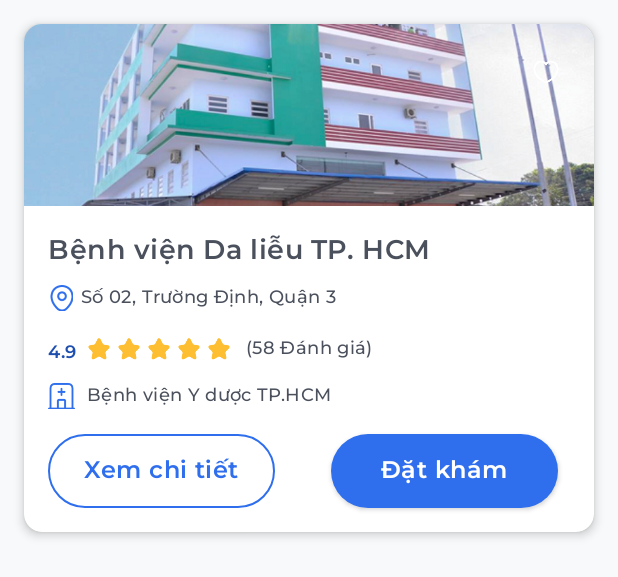
After one commit to hongcer11/MedGo, an Android app: the layout bv_item.xml on its own in the app's theme, with its tools: preview values and no code run, on a phone screen of 412 x 824 dp. The commit adds this screen. Shown: the top 577 px of the screen. Run offline under Robolectric (Android 15) with nearby library versions, the phone set to English and light mode, and no system bars.

Commit message:
thêm card bv và bv detail

```diff
--- a/app/src/main/AndroidManifest.xml
+++ b/app/src/main/AndroidManifest.xml
@@ -12,6 +12,9 @@
         android:supportsRtl="true"
         android:theme="@style/Theme.MedGo"
         tools:targetApi="31">
+        <activity
+            android:name="com.group4.ui.SearchActivity.BVDetailActivity"
+            android:exported="false" />
         <activity
             android:name="com.group4.ui.SearchActivity.SearchActivity"
             android:exported="false" />
--- /dev/null
+++ b/app/src/main/res/drawable/rounded_blue_day_bg.xml
@@ -0,0 +1,6 @@
+<?xml version="1.0" encoding="utf-8"?>
+<shape xmlns:android="http://schemas.android.com/apk/res/android">
+    <solid android:color="#2F6FED" />
+
+    <corners android:radius="8dp" />
+</shape>
--- /dev/null
+++ b/app/src/main/res/layout/bv_item.xml
@@ -0,0 +1,193 @@
+<?xml version="1.0" encoding="utf-8"?>
+<androidx.constraintlayout.widget.ConstraintLayout xmlns:android="http://schemas.android.com/apk/res/android"
+    xmlns:app="http://schemas.android.com/apk/res-auto"
+    xmlns:tools="http://schemas.android.com/tools"
+    android:layout_width="match_parent"
+    android:layout_height="match_parent"
+    android:background="#F8F9FA">
+    <androidx.cardview.widget.CardView
+        android:id="@+id/hospitalCard"
+        android:layout_width="match_parent"
+        android:layout_height="wrap_content"
+        android:layout_marginStart="16dp"
+        android:layout_marginTop="16dp"
+        android:layout_marginEnd="16dp"
+        app:cardCornerRadius="12dp"
+        app:cardElevation="4dp"
+        app:layout_constraintEnd_toEndOf="parent"
+        app:layout_constraintStart_toStartOf="parent"
+        app:layout_constraintTop_toTopOf="parent">
+
+        <androidx.constraintlayout.widget.ConstraintLayout
+            android:layout_width="match_parent"
+            android:layout_height="wrap_content">
+
+            <ImageView
+                android:id="@+id/hospitalImage"
+                android:layout_width="match_parent"
+                android:layout_height="121dp"
+                android:scaleType="centerCrop"
+                android:src="@drawable/hospital_placeholder" app:layout_constraintEnd_toEndOf="parent"
+                app:layout_constraintStart_toStartOf="parent"
+                app:layout_constraintTop_toTopOf="parent"
+                android:contentDescription="Hình ảnh bệnh viện" />
+
+            <ImageView
+                android:id="@+id/favoriteIcon"
+                android:layout_width="32dp"
+                android:layout_height="32dp"
+                android:layout_marginTop="16dp"
+                android:layout_marginEnd="16dp"
+                android:padding="6dp"
+                android:src="@drawable/heart_icon_selector"
+                app:layout_constraintEnd_toEndOf="@+id/hospitalImage"
+                app:layout_constraintTop_toTopOf="@+id/hospitalImage"
+                android:contentDescription="Thêm vào yêu thích" />
+
+            <TextView
+                android:id="@+id/hospitalName"
+                android:layout_width="0dp"
+                android:layout_height="wrap_content"
+                android:layout_marginStart="16dp"
+                android:layout_marginTop="16dp"
+                android:layout_marginEnd="16dp"
+                android:text="Bệnh viện Da liễu TP. HCM"
+                android:textColor="@color/black_secondary"
+                style="@style/TextHeading4"
+                app:layout_constraintEnd_toEndOf="parent"
+                app:layout_constraintStart_toStartOf="parent"
+                app:layout_constraintTop_toBottomOf="@+id/hospitalImage" />
+
+            <ImageView
+                android:id="@+id/locationIcon"
+                android:layout_width="18dp"
+                android:layout_height="18dp"
+                android:layout_marginStart="16dp"
+                android:layout_marginTop="8dp"
+                android:src="@drawable/location" app:layout_constraintStart_toStartOf="parent"
+                app:layout_constraintTop_toBottomOf="@+id/hospitalName"
+                android:contentDescription="Biểu tượng địa chỉ" />
+
+            <TextView
+                android:textColor="@color/black_secondary"
+                style="@style/TextBody3_500"
+                android:id="@+id/hospitalAddress"
+                android:layout_width="0dp"
+                android:layout_height="wrap_content"
+                android:layout_marginStart="4dp"
+                android:layout_marginEnd="16dp"
+                android:text="Số 02, Trường Định, Quận 3"
+                app:layout_constraintBottom_toBottomOf="@+id/locationIcon"
+                app:layout_constraintEnd_toEndOf="parent"
+                app:layout_constraintStart_toEndOf="@+id/locationIcon"
+                app:layout_constraintTop_toTopOf="@+id/locationIcon" />
+
+            <TextView
+                android:paddingTop="2dp"
+                android:id="@+id/ratingValue"
+                android:layout_width="20dp"
+                android:layout_height="17dp"
+                android:layout_marginStart="16dp"
+                android:layout_marginTop="16dp"
+                android:text="4.9"
+                android:textColor="@color/primary_900"
+                style="@style/TextBody3_600"
+                app:layout_constraintStart_toStartOf="parent"
+                app:layout_constraintTop_toBottomOf="@+id/hospitalAddress" />
+
+            <LinearLayout
+                android:id="@+id/starRatingLayout"
+                android:layout_width="wrap_content"
+                android:layout_height="wrap_content"
+                android:layout_marginStart="4dp"
+                android:orientation="horizontal"
+                app:layout_constraintBottom_toBottomOf="@+id/ratingValue"
+                app:layout_constraintStart_toEndOf="@+id/ratingValue"
+                app:layout_constraintTop_toTopOf="@+id/ratingValue">
+
+                <ImageView style="@style/RatingStar" android:src="@drawable/star" />
+                <ImageView style="@style/RatingStar" android:src="@drawable/star" />
+                <ImageView style="@style/RatingStar" android:src="@drawable/star" />
+                <ImageView style="@style/RatingStar" android:src="@drawable/star" />
+                <ImageView style="@style/RatingStar" android:src="@drawable/star" /> </LinearLayout>
+
+            <TextView
+                android:id="@+id/reviewCount"
+                android:layout_width="0dp"
+                android:textColor="@color/black_secondary"
+                style="@style/TextBody3_500"
+                android:layout_height="wrap_content"
+                android:layout_marginStart="8dp"
+                android:layout_marginEnd="16dp"
+                android:text="(58 Đánh giá)"
+                app:layout_constraintBottom_toBottomOf="@+id/starRatingLayout"
+                app:layout_constraintEnd_toEndOf="parent"
+                app:layout_constraintStart_toEndOf="@+id/starRatingLayout"
+                app:layout_constraintTop_toTopOf="@+id/starRatingLayout" />
+
+            <ImageView
+                android:id="@+id/hospitalIcon"
+                android:layout_width="18dp"
+                android:layout_height="18dp"
+                android:layout_marginStart="16dp"
+                android:layout_marginTop="13dp"
+                android:src="@drawable/icon_hospital"
+                app:layout_constraintStart_toStartOf="parent"
+                app:layout_constraintTop_toBottomOf="@+id/ratingValue" />
+
+            <TextView
+                android:id="@+id/typeCSYT"
+                android:layout_width="0dp"
+                style="@style/TextBody3_500"
+                android:layout_height="wrap_content"
+                android:layout_marginStart="8dp"
+                android:layout_marginEnd="16dp"
+                android:text="Bệnh viện Y dược TP.HCM"
+                android:textColor="@color/black_secondary"
+                app:layout_constraintBottom_toBottomOf="@+id/hospitalIcon"
+                app:layout_constraintEnd_toEndOf="parent"
+                app:layout_constraintHorizontal_bias="1.0"
+                app:layout_constraintStart_toEndOf="@+id/hospitalIcon"
+                app:layout_constraintTop_toTopOf="@+id/hospitalIcon"
+                app:layout_constraintVertical_bias="0.0" />
+
+
+            <androidx.appcompat.widget.AppCompatButton
+                android:id="@+id/btnBookAppointment"
+                style="@style/TextBody1_600"
+                android:layout_width="151dp"
+                android:layout_height="wrap_content"
+                android:layout_marginTop="16dp"
+                android:layout_marginEnd="24dp"
+                android:layout_marginBottom="16dp"
+                android:background="@drawable/btn_solid_blue"
+                android:paddingVertical="12dp"
+
+                android:text="Đặt khám"
+                android:textAllCaps="false"
+                android:textColor="@color/white_primary"
+                app:layout_constraintBottom_toBottomOf="parent"
+                app:layout_constraintEnd_toEndOf="parent"
+                app:layout_constraintTop_toBottomOf="@+id/typeCSYT" />
+
+            <androidx.appcompat.widget.AppCompatButton
+                android:id="@+id/btnViewDetails"
+                style="@style/TextBody1_600"
+                android:layout_width="151dp"
+                android:layout_height="wrap_content"
+                android:layout_marginStart="16dp"
+                android:layout_marginTop="16dp"
+                android:background="@drawable/btn_border_blue"
+                android:paddingVertical="12dp"
+                android:text="Xem chi tiết"
+                android:textAllCaps="false"
+
+                android:textColor="@color/primary_700"
+                app:layout_constraintStart_toStartOf="parent"
+                app:layout_constraintTop_toBottomOf="@+id/typeCSYT" />
+
+        </androidx.constraintlayout.widget.ConstraintLayout>
+
+    </androidx.cardview.widget.CardView>
+
+</androidx.constraintlayout.widget.ConstraintLayout>
```
Also changed, not shown: app/src/main/java/com/group4/ui/SearchActivity/BVDetailActivity.java (added, +26 -0 lines), app/src/main/res/drawable/round_corner_background.xml (added, +7 -0 lines), app/src/main/res/layout/activity_bvdetail.xml (added, +299 -0 lines), app/src/main/res/layout/doctor_item.xml (+77 -5 lines), app/src/main/res/layout/item_review.xml (added, +67 -0 lines), app/src/main/res/drawable/avatar.png (added), app/src/main/res/drawable/calendar.png (added), app/src/main/res/drawable/call.png (added), app/src/main/res/drawable/stethoscope.png (added).
